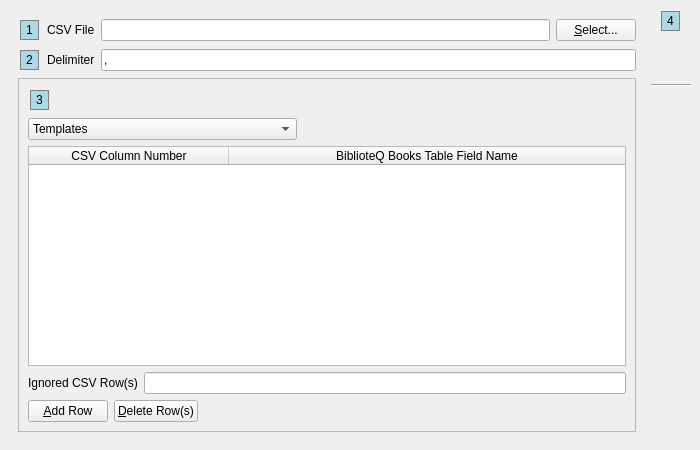
textbrowser/biblioteq, file UI/biblioteq_import.ui: the form before one commit.
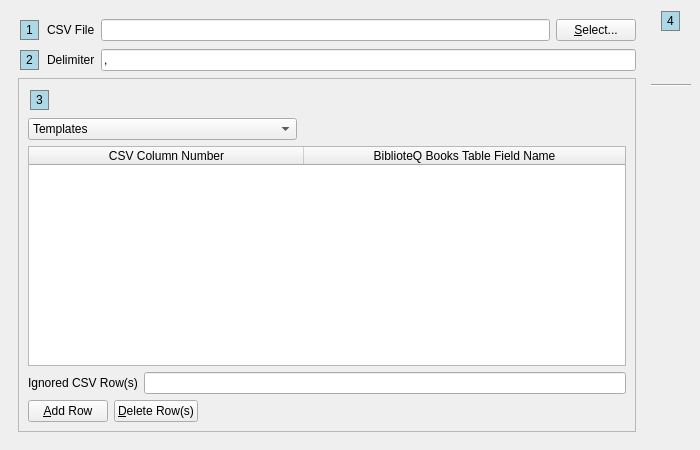
The form after the commit. Icons and pictures are not drawn.

What changed in the file:
```diff
--- a/UI/biblioteq_import.ui
+++ b/UI/biblioteq_import.ui
@@ -208,10 +208,10 @@
                <bool>false</bool>
               </property>
               <attribute name="horizontalHeaderMinimumSectionSize">
-               <number>200</number>
+               <number>275</number>
               </attribute>
               <attribute name="horizontalHeaderDefaultSectionSize">
-               <number>200</number>
+               <number>275</number>
               </attribute>
               <attribute name="horizontalHeaderStretchLastSection">
                <bool>true</bool>
```
